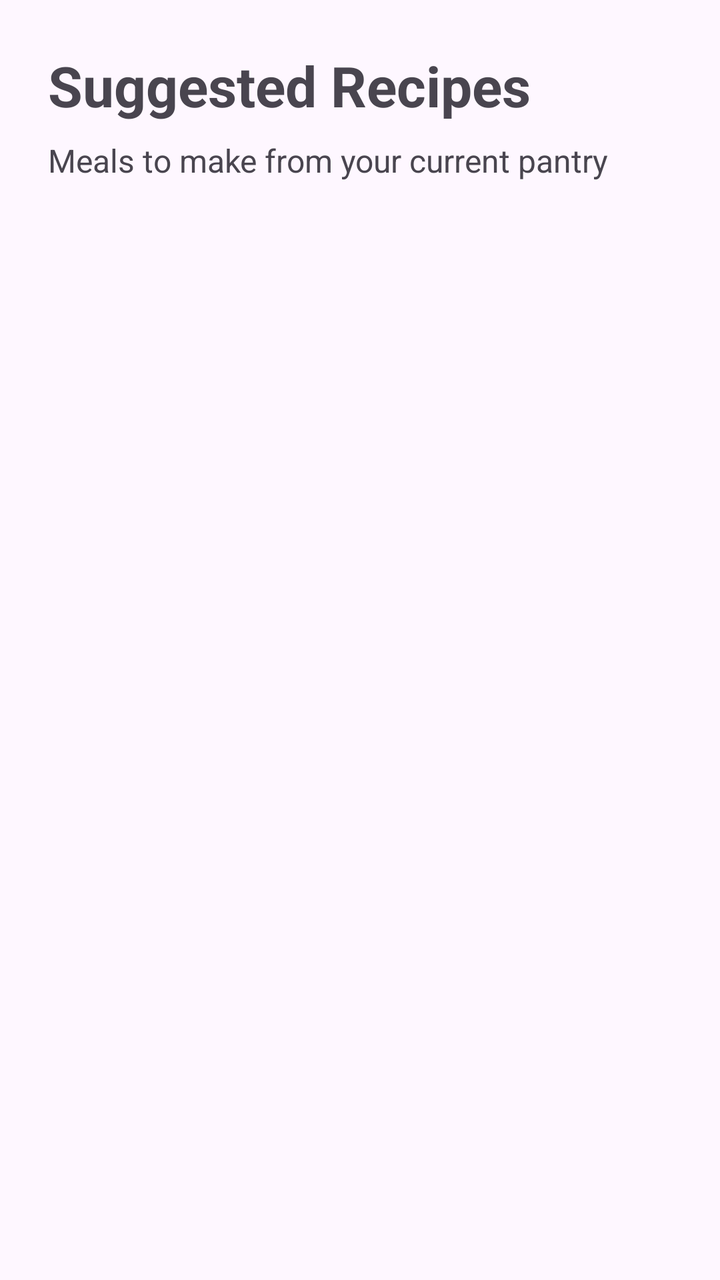
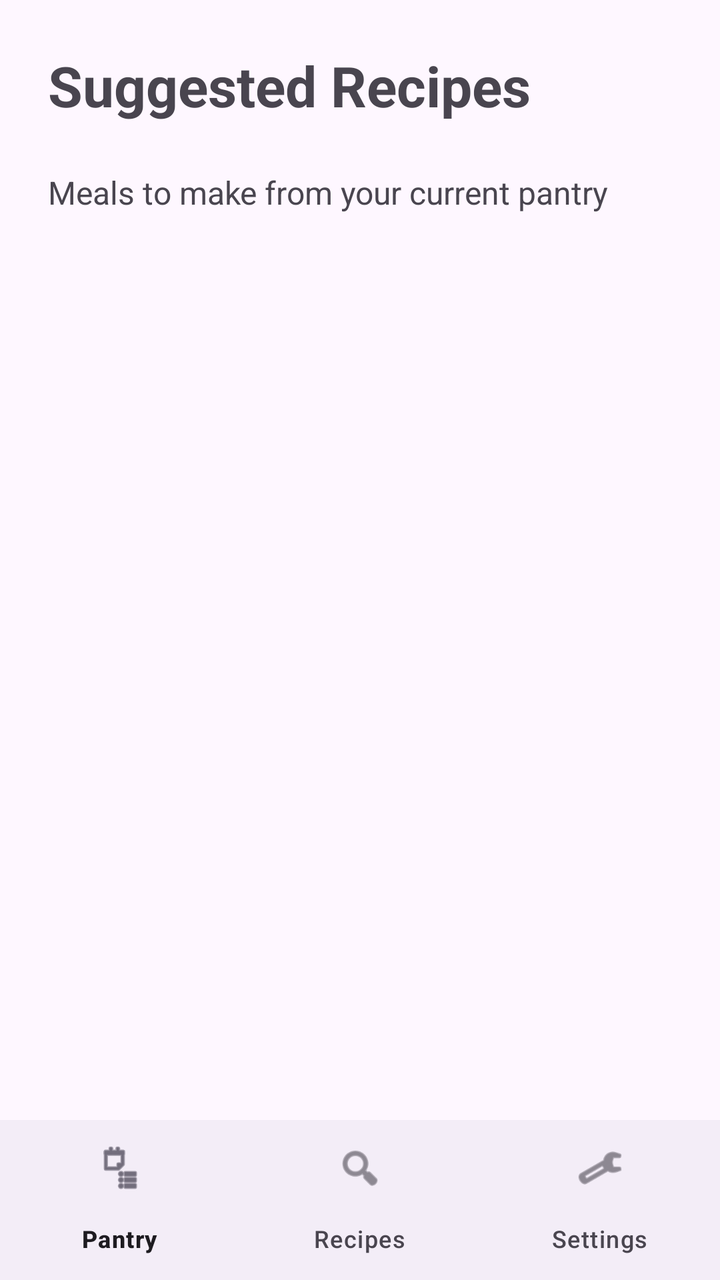

Screens rendered from an Android XML layout before and after an edit, with the pre-edit source and the edit as a unified diff.
<!-- AndroidManifest.xml: application theme Theme.SmartPantryManager -->
<!-- res/layout/activity_suggested_recipes.xml -->
<?xml version="1.0" encoding="utf-8"?>
<LinearLayout
    xmlns:android="http://schemas.android.com/apk/res/android"
    xmlns:app="http://schemas.android.com/apk/res-auto"
    xmlns:tools="http://schemas.android.com/tools"
    android:id="@+id/main"
    android:layout_width="match_parent"
    android:layout_height="match_parent"
    tools:context=".SuggestedRecipesActivity"
    android:orientation="vertical"
    android:padding="24dp">

    <TextView
        android:layout_width="wrap_content"
        android:layout_height="wrap_content"
        android:text="Suggested Recipes"
        android:textSize="28sp"
        android:textStyle="bold" />

    <TextView
        android:layout_width="wrap_content"
        android:layout_height="wrap_content"
        android:layout_marginTop="8dp"
        android:text="Meals to make from your current pantry"
        android:textSize="16sp" />

    <androidx.recyclerview.widget.RecyclerView
        android:id="@+id/recyclerRecipes"
        android:layout_width="match_parent"
        android:layout_height="0dp"
        android:layout_weight="1"
        android:layout_marginTop="20dp" />

    <TextView
        android:id="@+id/tvNoRecipes"
        android:layout_width="match_parent"
        android:layout_height="wrap_content"
        android:layout_gravity="center"
        android:padding="24dp"
        android:text="No recipes match your current pantry"
        android:textSize="16sp"
        android:visibility="gone" />

</LinearLayout>
<!-- resources referenced by this layout -->
<resources>
  <style name="Theme.SmartPantryManager" parent="Base.Theme.SmartPantryManager" />
  <style name="Base.Theme.SmartPantryManager" parent="Theme.Material3.DayNight.NoActionBar">
          
          
      </style>
</resources>

<!-- the commit's change to res/layout/activity_suggested_recipes.xml (unified diff, before → after) -->
@@ -7,29 +7,38 @@
     android:layout_width="match_parent"
     android:layout_height="match_parent"
     tools:context=".SuggestedRecipesActivity"
-    android:orientation="vertical"
-    android:padding="24dp">
+    android:orientation="vertical">
 
     <TextView
         android:layout_width="wrap_content"
         android:layout_height="wrap_content"
         android:text="Suggested Recipes"
         android:textSize="28sp"
-        android:textStyle="bold" />
+        android:textStyle="bold"
+        android:padding="24dp" />
 
     <TextView
         android:layout_width="wrap_content"
         android:layout_height="wrap_content"
-        android:layout_marginTop="8dp"
+        android:layout_marginTop="0dp"
         android:text="Meals to make from your current pantry"
-        android:textSize="16sp" />
+        android:textSize="16sp"
+        android:paddingLeft="24dp"/>
 
     <androidx.recyclerview.widget.RecyclerView
         android:id="@+id/recyclerRecipes"
         android:layout_width="match_parent"
         android:layout_height="0dp"
         android:layout_weight="1"
-        android:layout_marginTop="20dp" />
+        android:layout_marginTop="20dp"
+        android:paddingLeft="24dp"/>
+
+    <com.google.android.material.bottomnavigation.BottomNavigationView
+        android:id="@+id/bottomNavigation"
+        android:layout_width="match_parent"
+        android:layout_height="wrap_content"
+        app:menu="@menu/bottom_navigation_bar"
+        app:layout_constraintBottom_toBottomOf="parent" />
 
     <TextView
         android:id="@+id/tvNoRecipes"
